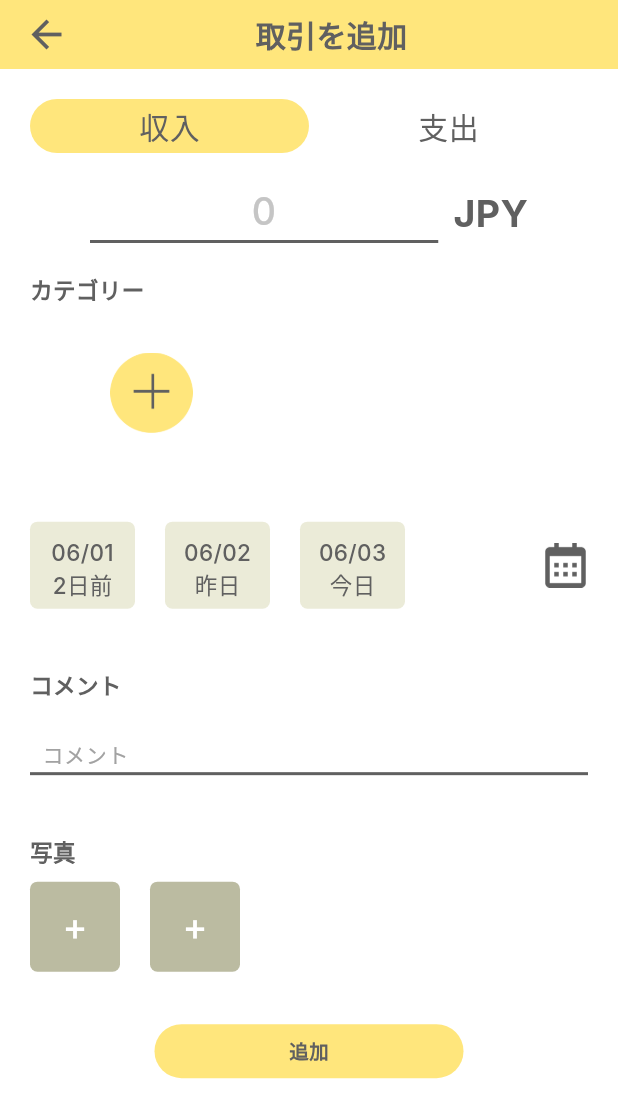
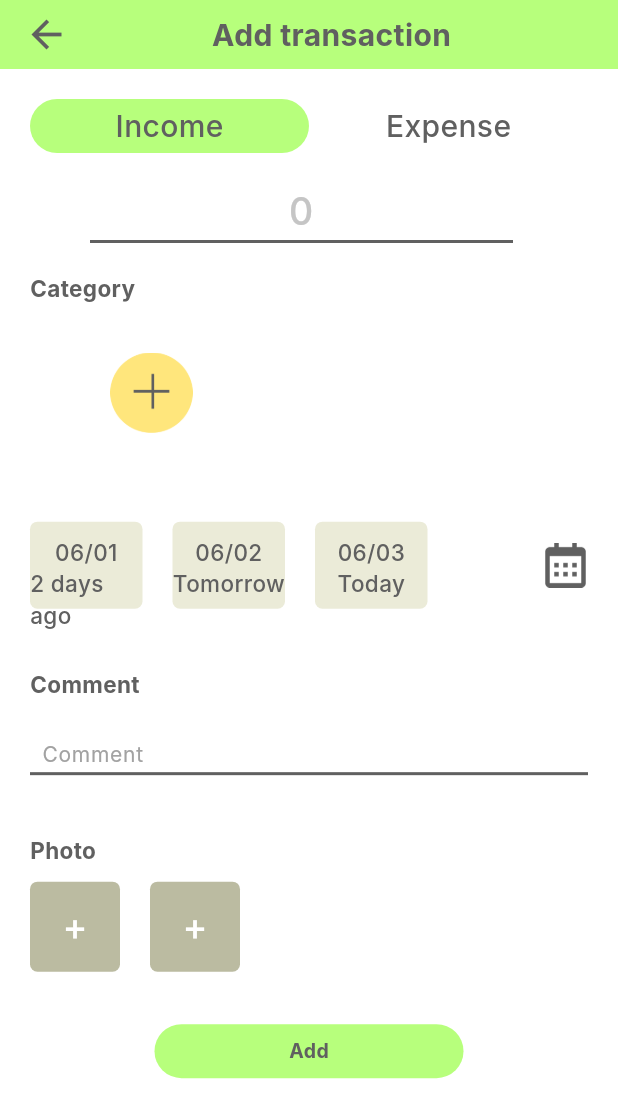
Before and after one commit to GitDang/QuanLyChiTieu, a Flutter app: the AddTransactionScreen widget shown alone on an empty page, opened directly with empty values, on a phone screen of 412 x 824 dp. Shown: the top 1118 px of the screen. Run offline on Flutter 3.47's test engine with Material 3 defaults, Android fonts, the phone set to English and light mode, and no system bars; drawn by our look-alikes of loader_overlay; our stand-ins replace connectivity_plus, fl_chart, fluttertoast, get, image_picker, in_app_purchase and 2 more; accounts and stored records are empty; Roboto replaces fonts that are missing (Inter); statements that could not run were skipped.

```diff
--- a/quan_ly_chi_tieu/lib/resources/colors.dart
+++ b/quan_ly_chi_tieu/lib/resources/colors.dart
@@ -4,7 +4,7 @@ const Color ffC5C5C5 = Color(0xffC5C5C5);
 const Color ffEA0503 = Color(0xffEA0503);
 const Color ffA2A2A2 = Color(0xffA2A2A2);
 const Color ffF5F5F5 = Color(0xffF5F5F5);
-const Color ffFFE67C = Color(0xffFFE67C);
+const Color ffFFE67C = Color.fromARGB(255, 183, 255, 124);
 const Color ff606060 = Color(0xff606060);
 const Color ff4A9E18 = Color(0xff4A9E18);
 const Color ffBBBBA1 = Color(0xffBBBBA1);
--- a/quan_ly_chi_tieu/lib/resources/messages.dart
+++ b/quan_ly_chi_tieu/lib/resources/messages.dart
@@ -4,7 +4,97 @@ class Messages extends Translations {
   @override
   Map<String, Map<String, String>> get keys => {
         'ja': ja,
+        'en': en,
       };
+
+  Map<String, String> en = {
+    // Splash
+    'splash.title': 'Kanrimo',
+
+    // Input money first
+    'input_money.input_amount': 'Please input first money',
+    'input_money.to_next': 'Next',
+    'input_money.must_be_positive_number': 'Initially the amount must be a positive number',
+    'input_money.not_null': 'Please enter numbers only',
+    'input_money.max_value': 'Please enter within 8 characters',
+
+    // Introduction
+    'introduction.welcome': 'Welcome to Kanrimo！',
+    'introduction.expense_management': 'Kanrimo - An app that allows you to easily record your income and expenses',
+    'introduction.start': 'Start',
+
+    // Home
+    'home.title': 'Total',
+    'home.segmented.expense': 'Expense',
+    'home.segmented.income': 'Income',
+    'home.chart.no_expenses': 'No expenses has been generated',
+    'home.chart.no_incomes': 'No income has been generated',
+
+    // Add transaction
+    'add.transaction.title': 'Add transaction',
+    'add.transaction.category': 'Category',
+    'add.transaction.comment': 'Comment',
+    'add.transaction.photo': 'Photo',
+    'add.transaction.add': 'Add',
+    'add.transaction.category_required': 'Please select a category',
+    'add.transaction.date_required': 'Please choose a date',
+
+    // Currency
+    'yen': ' ',
+
+    // Datetime
+    'day': 'Day',
+    'week': 'Week',
+    'month': 'Month',
+    'year': 'Year',
+
+    // Category
+    'category.title': 'Category',
+    'category.create': 'Create',
+    'category.add': 'Create Category',
+    'category.name': 'Category Name',
+    'category.plan': 'Planned expenses',
+    'category.icon': 'Icon',
+    'category.color': 'Color',
+    'category.plus': 'Plus',
+    'category.add.name_required': 'Enter category name',
+    'category.monthly.must_be_positive_number': 'Planned expenditure must be a positive number',
+    'category.cost.fixed': ' Fixed costs',
+    'category.cost.extra': ' Variable costs',
+    'category.delete_confirm': 'Are you sure you want to delete the category?',
+    'category.not_remove': 'A list with existing transactions cannot be deleted.',
+    'category.no_transaction': 'No data',
+
+    // Transaction
+    'transaction.detail': 'Transaction details',
+    'transaction.money': 'amount',
+    'transaction.category': 'Category',
+    'transaction.date': 'Day',
+    'transaction.comment': 'Comment',
+    'transaction.delete': 'Delete',
+    'transaction.delete_confirm': 'Are you sure you want to delete the transaction?',
+    'transaction.yes': 'Yes',
+    'transaction.no': 'No',
+
+    // Graph
+    'graph.title': 'Graph',
+    'graph.all': 'All',
+    'graph.expense': 'Expense',
+    'graph.income': 'Income',
+    'graph.detail.all': 'General schedule',
+    'graph.detail.expense': 'Plan Expense',
+    'graph.detail.income': 'Plan Income',
+    'graph.detail.no_data.all': 'No all occurred',
+    'graph.detail.no_data.expense': 'No expense occurred',
+    'graph.detail.no_data.income': 'No income occurred',
+
+    // Menu
+    'menu.home': 'Total',
+    'menu.category': 'Category',
+    'menu.graph': 'Graph',
+    'menu.reset': 'Reset',
+    'menu.reset_confirm': 'Do you want to reset the app?',
+  };
 
   Map<String, String> ja = {
     // Splash
--- a/quan_ly_chi_tieu/lib/screens/category/category_add_screen.dart
+++ b/quan_ly_chi_tieu/lib/screens/category/category_add_screen.dart
@@ -34,7 +34,7 @@ class CategoryAddScreen extends StatelessWidget {
   @override
   Widget build(BuildContext context) {
     final controller = Get.put(CategoryAddController())..changeTypeCategory(typeCategory);
-    const List<String> listType = <String>['収入', '支出'];
+    const List<String> listType = <String>['Income', 'Expense'];
     var screenSize = MediaQuery.of(context).size;
 
     return BaseScreen(
--- a/quan_ly_chi_tieu/lib/screens/graph/component/graph_chart.dart
+++ b/quan_ly_chi_tieu/lib/screens/graph/component/graph_chart.dart
@@ -416,16 +416,16 @@ class _GraphChartController extends GetxController {
     var selectDateType = listDateTypes[selectedIndex.value];
     switch (selectDateType) {
       case 'day':
-        showDateRange.value = DateTimeUtil.stringFromDateTime(startDateFormat, dateFormat: 'yyyy年MM月dd日');
+        showDateRange.value = DateTimeUtil.stringFromDateTime(startDateFormat, dateFormat: 'yyyy/MM/dd');
         break;
       case 'week':
-        showDateRange.value = '${DateTimeUtil.stringFromDateTime(startDateFormat, dateFormat: 'MM月dd日')}~${DateTimeUtil.stringFromDateTime(endDateFormat, dateFormat: 'MM月dd日')}';
+        showDateRange.value = '${DateTimeUtil.stringFromDateTime(startDateFormat, dateFormat: 'MM/dd')}~${DateTimeUtil.stringFromDateTime(endDateFormat, dateFormat: 'MM/dd')}';
         break;
       case 'month':
-        showDateRange.value =  DateTimeUtil.stringFromDateTime(startDateFormat, dateFormat: 'yyyy年MM月');
+        showDateRange.value =  DateTimeUtil.stringFromDateTime(startDateFormat, dateFormat: 'yyyy/MM');
         break;
       case 'year':
-        showDateRange.value =  DateTimeUtil.stringFromDateTime(startDateFormat, dateFormat: 'yyyy年');
+        showDateRange.value =  DateTimeUtil.stringFromDateTime(startDateFormat, dateFormat: 'yyyy');
         break;
     }
   }
--- a/quan_ly_chi_tieu/lib/screens/home/component/home_chart.dart
+++ b/quan_ly_chi_tieu/lib/screens/home/component/home_chart.dart
@@ -301,16 +301,16 @@ class _HomeChartController extends GetxController {
     var selectDateType = listDateTypes[selectedIndex.value];
     switch (selectDateType) {
       case 'day':
-        showDateRange.value = DateTimeUtil.stringFromDateTime(startDateFormat, dateFormat: 'yyyy年MM月dd日');
+        showDateRange.value = DateTimeUtil.stringFromDateTime(startDateFormat, dateFormat: 'yyyy/MM/dd');
         break;
       case 'week':
-        showDateRange.value = '${DateTimeUtil.stringFromDateTime(startDateFormat, dateFormat: 'MM月dd日')}~${DateTimeUtil.stringFromDateTime(endDateFormat, dateFormat: 'MM月dd日')}';
+        showDateRange.value = '${DateTimeUtil.stringFromDateTime(startDateFormat, dateFormat: 'MM/dd')}~${DateTimeUtil.stringFromDateTime(endDateFormat, dateFormat: 'MM/dd')}';
         break;
       case 'month':
-        showDateRange.value =  DateTimeUtil.stringFromDateTime(startDateFormat, dateFormat: 'yyyy年MM月');
+        showDateRange.value =  DateTimeUtil.stringFromDateTime(startDateFormat, dateFormat: 'yyyy/MM');
         break;
       case 'year':
-        showDateRange.value =  DateTimeUtil.stringFromDateTime(startDateFormat, dateFormat: 'yyyy年');
+        showDateRange.value =  DateTimeUtil.stringFromDateTime(startDateFormat, dateFormat: 'yyyy');
         break;
     }
   }
--- a/quan_ly_chi_tieu/lib/screens/home/home_screen.dart
+++ b/quan_ly_chi_tieu/lib/screens/home/home_screen.dart
@@ -1,3 +1,4 @@
+import 'package:base_project/screens/InApp/in_app.dart';
 import 'package:base_project/screens/base_screen.dart';
 import 'package:base_project/utils/commons/common_util.dart';
 import 'package:base_project/utils/commons/date_time.dart';
@@ -171,4 +172,8 @@ class HomeController extends GetxController {
       }
     }
   }
+
+  void openInapp() {
+    Get.to(() => const InApp());
+  }
 }
--- a/quan_ly_chi_tieu/lib/screens/introductions/input_first_money_screen.dart
+++ b/quan_ly_chi_tieu/lib/screens/introductions/input_first_money_screen.dart
@@ -43,7 +43,7 @@ class InputFirstMoneyScreen extends StatelessWidget {
                 ),
                 const SizedBox(width: 10),
                 const CustomLabel(
-                  title: 'JPY',
+                  title: '',
                   fontSize: 25,
                   fontWeight: FontWeight.w700,
                 ),
--- a/quan_ly_chi_tieu/lib/screens/splash/splash_screen.dart
+++ b/quan_ly_chi_tieu/lib/screens/splash/splash_screen.dart
@@ -50,7 +50,7 @@ class _SplashScreenState extends State<SplashScreen> {
       if (firstMoney == true) {
         Get.offAll(() => const HomeScreen(), transition: Transition.fade);
       } else {
-        Get.offAll(() => const IntroductionScreen(), transition: Transition.fade);
+        Get.offAll(() => const HomeScreen(), transition: Transition.fade);
       }
     });
   }
--- a/quan_ly_chi_tieu/lib/screens/transaction/add_transaction_screen.dart
+++ b/quan_ly_chi_tieu/lib/screens/transaction/add_transaction_screen.dart
@@ -73,7 +73,7 @@ class AddTransactionScreen extends StatelessWidget {
                   ),
                   const SizedBox(width: 10),
                   const CustomLabel(
-                    title: 'JPY',
+                    title: '',
                     fontSize: 25,
                     fontWeight: FontWeight.w700,
                   ),
@@ -108,7 +108,7 @@ class AddTransactionScreen extends StatelessWidget {
                     // TODO:
                     DateTime? pickedDate = await showDatePicker(
                       context: context,
-                      locale: const Locale('ja', 'JA'),
+                      locale: const Locale('en', 'EN'),
                       initialDate: DateTime.now(), //get today's date
                       firstDate:DateTime(1970), //DateTime.now() - not to allow to choose before today.
                       lastDate: DateTime.now(),
@@ -391,7 +391,7 @@ class AddTransactionScreen extends StatelessWidget {
         controller.changeDateSelectOption(value);
       },
       child: Container(
-        width: 70,
+        width: 75,
         height: 58,
         decoration: BoxDecoration(
           color: (controller.dateSelected.value == value) ? ffFFE67C : ffEBEBD8,
@@ -471,9 +471,9 @@ class AddTransactionController extends GetxController {
   var listCategoryExtras = <CategoryModel>[].obs;
   var categorySelect = 0.obs;
   var dateOptions = <DateOption> [
-    DateOption(date: DateTimeUtil.stringFromDateTime(DateTime.now().subtract(const Duration(days: 2)), dateFormat: 'MM/dd'), title: '2日前', value: DateTimeUtil.stringFromDateTime(DateTime.now().subtract(const Duration(days: 2)))),
-    DateOption(date: DateTimeUtil.stringFromDateTime(DateTime.now().subtract(const Duration(days: 1)), dateFormat: 'MM/dd'), title: '昨日', value: DateTimeUtil.stringFromDateTime(DateTime.now().subtract(const Duration(days: 1)))),
-    DateOption(date: DateTimeUtil.stringFromDateTimeNow(dateFormat: 'MM/dd'), title: '今日', value: DateTimeUtil.stringFromDateTimeNow()),
+    DateOption(date: DateTimeUtil.stringFromDateTime(DateTime.now().subtract(const Duration(days: 2)), dateFormat: 'MM/dd'), title: '2 days ago', value: DateTimeUtil.stringFromDateTime(DateTime.now().subtract(const Duration(days: 2)))),
+    DateOption(date: DateTimeUtil.stringFromDateTime(DateTime.now().subtract(const Duration(days: 1)), dateFormat: 'MM/dd'), title: 'Tomorrow', value: DateTimeUtil.stringFromDateTime(DateTime.now().subtract(const Duration(days: 1)))),
+    DateOption(date: DateTimeUtil.stringFromDateTimeNow(dateFormat: 'MM/dd'), title: 'Today', value: DateTimeUtil.stringFromDateTimeNow()),
   ];
 
   var showDateSelected = ''.obs;
--- a/quan_ly_chi_tieu/lib/screens/transaction/transactions_list_category_screen.dart
+++ b/quan_ly_chi_tieu/lib/screens/transaction/transactions_list_category_screen.dart
@@ -169,7 +169,7 @@ class TransactionListCategoryScreen extends StatelessWidget {
 
 String changeShowDate(date) {
   var dateTime = DateTimeUtil.dateTimeFromString(date);
-  return DateTimeUtil.stringFromDateTime(dateTime, dateFormat: 'yyyy年MM月dd日');
+  return DateTimeUtil.stringFromDateTime(dateTime, dateFormat: 'yyyy/MM/dd');
 }
 
 class TransactionListCategoryController extends GetxController {
--- a/quan_ly_chi_tieu/lib/utils/commons/common_util.dart
+++ b/quan_ly_chi_tieu/lib/utils/commons/common_util.dart
@@ -223,7 +223,7 @@ class CommonUtil {
 // endregion
 
   static String moneyFormat(String price) {
-      return '${showMoneyFormat(price)}円';
+      return '${showMoneyFormat(price)}';
   }
 
   static String showMoneyFormat(String price) {
@@ -238,9 +238,9 @@ class CommonUtil {
     if (value >= 10000) {
       var newNumber = showMoneyFormat((value ~/ 10000).toString());
       if ((value % 10000) > 0) {
-        return '$newNumber.${((value % 10000) / 1000).round()}万';
+        return '$newNumber.${((value % 10000) / 1000).round()}';
       }
-      return '$newNumber万';
+      return newNumber;
     }
 
     return showMoneyFormat(value.toString());
--- a/quan_ly_chi_tieu/lib/utils/language/locale_manager.dart
+++ b/quan_ly_chi_tieu/lib/utils/language/locale_manager.dart
@@ -10,7 +10,7 @@ class LocaleManager {
   late Locale locale;
   late Locale fallbackLocale;
 
-  List<String> listLanguageCode = ['ja'];
+  List<String> listLanguageCode = ['en'];
 
   Future getCurrentLanguage() async {
     String? languageCode = await SharedPreferenceUtil.getLanguageCode();
--- a/quan_ly_chi_tieu/pubspec.yaml
+++ b/quan_ly_chi_tieu/pubspec.yaml
@@ -47,6 +47,7 @@ dependencies:
   fl_chart: 0.64.0
   image_picker: ^0.8.4+10
   path_provider: ^2.0.11
+  in_app_purchase: ^3.1.11
 
   flutter_localizations:
     sdk: flutter
```
Also changed, not shown: quan_ly_chi_tieu/lib/screens/InApp/in_app.dart (added, +163 -0 lines), quan_ly_chi_tieu/lib/screens/widgets/custom_appbar.dart (+9 -0 lines), quan_ly_chi_tieu/assets/images/ic_launcher.png, quan_ly_chi_tieu/assets/images/logo_splash.png, quan_ly_chi_tieu/pubspec.lock, 33 other files.
